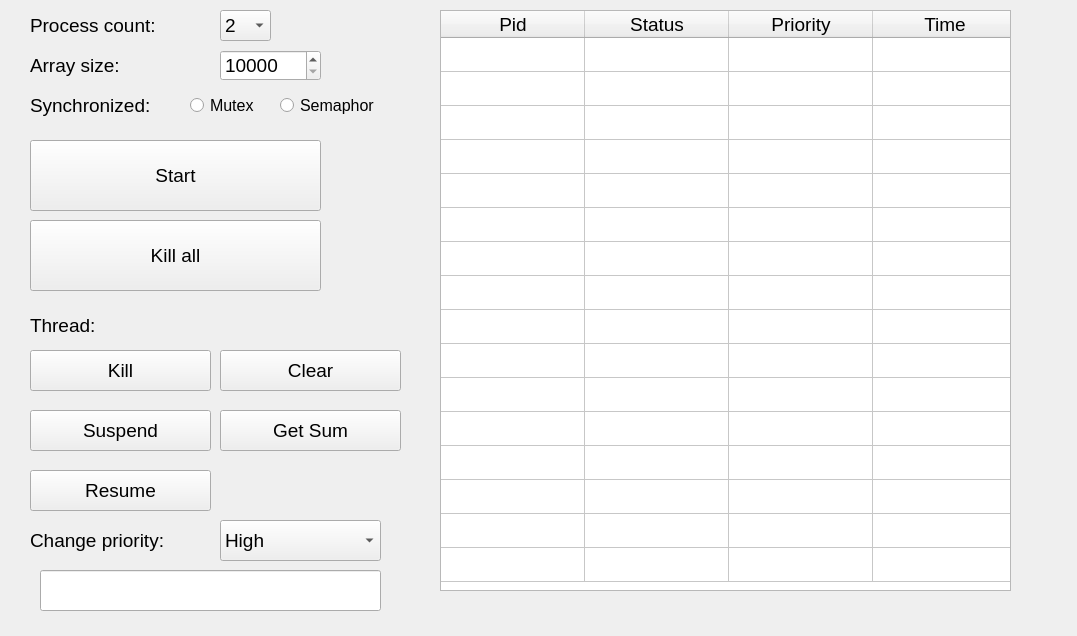
Above: os/labs/lab5/OS_lab_5/mainwindow.ui from pavloMykhalevych/University_labs_LPNU_IKNI_PZ before the change. Below: the same form after it.
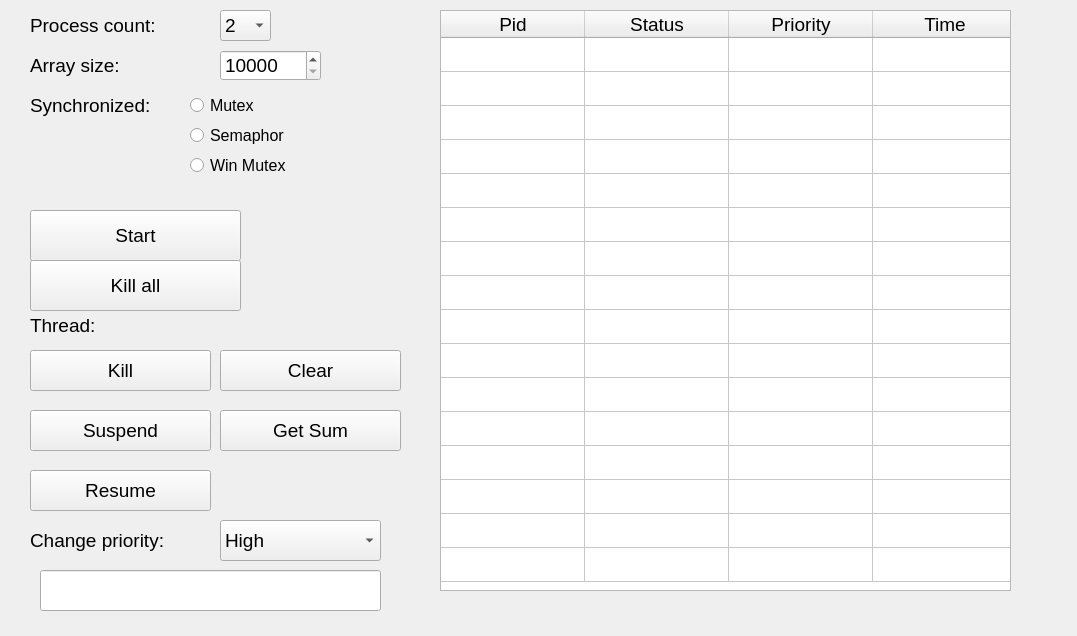
That is the form after the change.

Patch:
```diff
--- a/os/labs/lab5/OS_lab_5/mainwindow.ui
+++ b/os/labs/lab5/OS_lab_5/mainwindow.ui
@@ -30,9 +30,9 @@
     <property name="geometry">
      <rect>
       <x>30</x>
-      <y>140</y>
-      <width>291</width>
-      <height>71</height>
+      <y>210</y>
+      <width>211</width>
+      <height>51</height>
      </rect>
     </property>
     <property name="font">
@@ -260,9 +260,9 @@
     <property name="geometry">
      <rect>
       <x>30</x>
-      <y>220</y>
-      <width>291</width>
-      <height>71</height>
+      <y>260</y>
+      <width>211</width>
+      <height>51</height>
      </rect>
     </property>
     <property name="font">
@@ -457,8 +457,8 @@
    <widget class="QRadioButton" name="radioButton_semaphor">
     <property name="geometry">
      <rect>
-      <x>280</x>
-      <y>90</y>
+      <x>190</x>
+      <y>120</y>
       <width>131</width>
       <height>31</height>
      </rect>
@@ -490,6 +490,24 @@
      <bool>true</bool>
     </property>
    </widget>
+   <widget class="QRadioButton" name="radioButton_winMutex">
+    <property name="geometry">
+     <rect>
+      <x>190</x>
+      <y>150</y>
+      <width>131</width>
+      <height>31</height>
+     </rect>
+    </property>
+    <property name="font">
+     <font>
+      <pointsize>12</pointsize>
+     </font>
+    </property>
+    <property name="text">
+     <string>Win Mutex</string>
+    </property>
+   </widget>
   </widget>
  </widget>
  <resources/>
```
